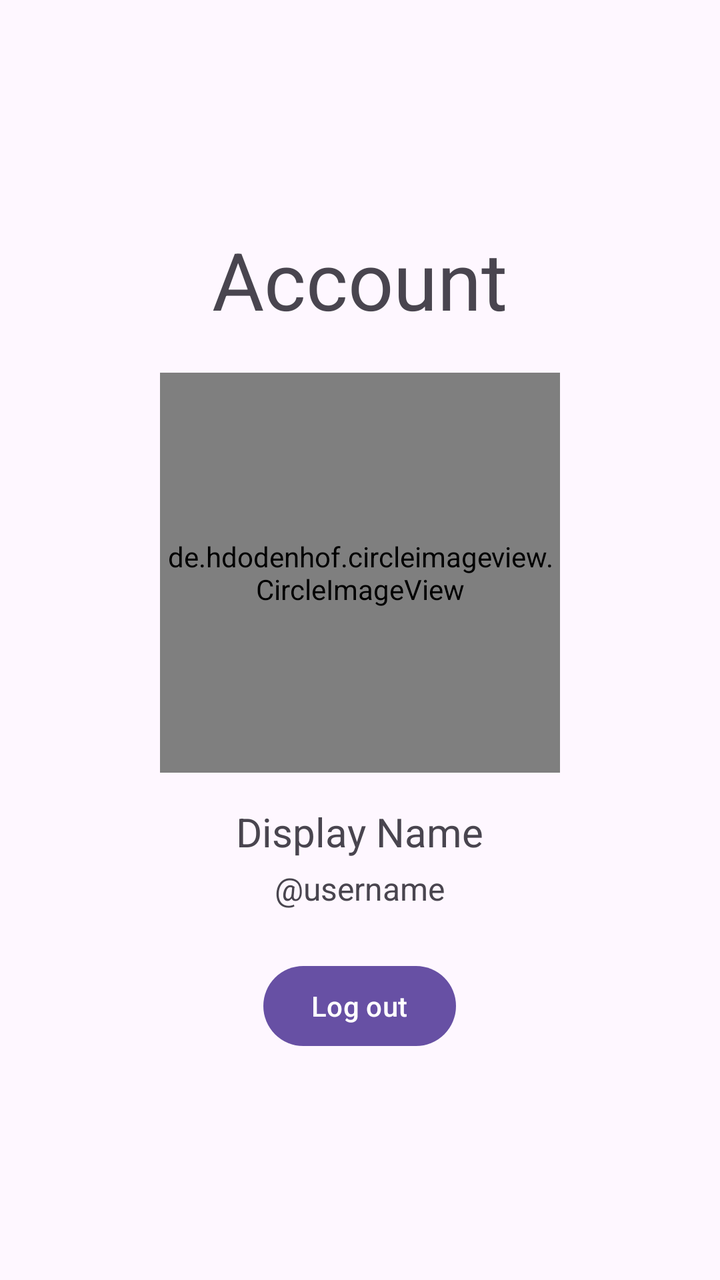
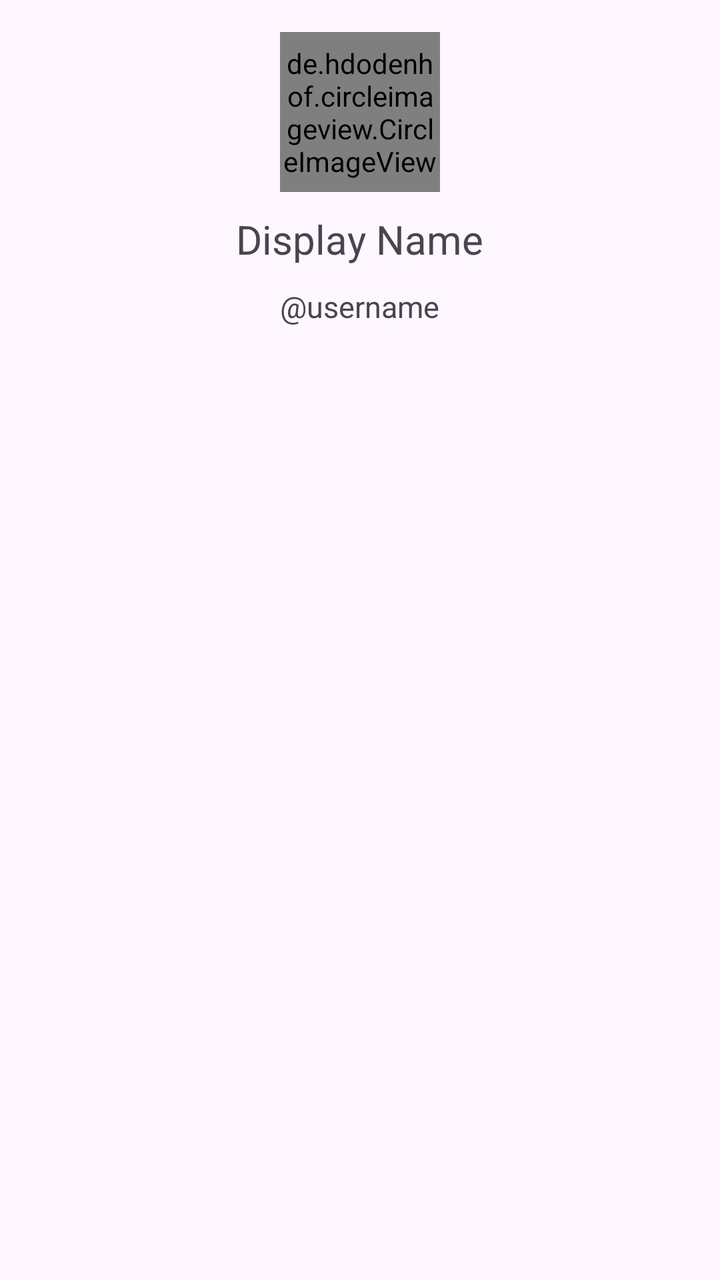

Before-and-after screenshots of an Android layout around one commit, followed by the original layout XML and the change that was made.
<!-- AndroidManifest.xml: application theme Theme.TheApp -->
<!-- res/layout/fragment_profile.xml -->
<?xml version="1.0" encoding="utf-8"?>
<LinearLayout xmlns:android="http://schemas.android.com/apk/res/android"
xmlns:app="http://schemas.android.com/apk/res-auto"
xmlns:tools="http://schemas.android.com/tools"
android:layout_width="match_parent"
android:layout_height="match_parent"
android:orientation="vertical"
android:gravity="center"
android:padding="16dp"
tools:context=".ProfileFragment">

    <TextView
        android:id="@+id/accountText"
        android:layout_width="wrap_content"
        android:layout_height="wrap_content"
        android:text="@string/account"
        android:textSize="40sp"
        android:layout_gravity="center"
        android:paddingBottom="20dp"/>

    <de.hdodenhof.circleimageview.CircleImageView
        android:id="@+id/profilePic"
        app:civ_border_width="4dp"
        android:layout_centerInParent="true"
        android:src="@drawable/mountain"
        app:civ_border_color="#FF000000"
        android:layout_width="200dp"
        android:layout_height="200dp"/>

    <TextView
        android:id="@+id/displayNameText"
        android:layout_width="wrap_content"
        android:layout_height="wrap_content"
        android:text="Display Name"
        android:textSize="20sp"
        android:layout_marginTop="16dp"/>

    <TextView
        android:id="@+id/usernameText"
        android:layout_width="wrap_content"
        android:layout_height="wrap_content"
        android:text="@username"
        android:textSize="16sp"
        android:layout_marginTop="4dp"/>

    <Button
        android:id="@+id/logOutButton"
        android:layout_width="wrap_content"
        android:layout_height="wrap_content"
        android:text="@string/log_out"
        android:layout_marginTop="24dp"/>
</LinearLayout>
<!-- resources referenced by this layout -->
<resources>
  <!-- drawable mountain: jpg bitmap (drawable, 4014 bytes) -->
  <string name="account">Account</string>
  <string name="log_out">Log out</string>
  <style name="Theme.TheApp" parent="Base.Theme.TheApp" />
  <style name="Base.Theme.TheApp" parent="Theme.Material3.DayNight.NoActionBar">
          
          
      </style>
</resources>

<!-- the commit's change to res/layout/fragment_profile.xml (unified diff, before → after) -->
@@ -1,52 +1,48 @@
 <?xml version="1.0" encoding="utf-8"?>
-<LinearLayout xmlns:android="http://schemas.android.com/apk/res/android"
-xmlns:app="http://schemas.android.com/apk/res-auto"
-xmlns:tools="http://schemas.android.com/tools"
-android:layout_width="match_parent"
-android:layout_height="match_parent"
-android:orientation="vertical"
-android:gravity="center"
-android:padding="16dp"
-tools:context=".ProfileFragment">
-
-    <TextView
-        android:id="@+id/accountText"
-        android:layout_width="wrap_content"
-        android:layout_height="wrap_content"
-        android:text="@string/account"
-        android:textSize="40sp"
-        android:layout_gravity="center"
-        android:paddingBottom="20dp"/>
+<LinearLayout
+    xmlns:android="http://schemas.android.com/apk/res/android"
+    xmlns:app="http://schemas.android.com/apk/res-auto"
+    xmlns:tools="http://schemas.android.com/tools"
+    android:layout_width="match_parent"
+    android:layout_height="wrap_content"
+    android:orientation="vertical"
+    android:padding="16dp"
+    tools:context=".ProfileFragment">
 
     <de.hdodenhof.circleimageview.CircleImageView
         android:id="@+id/profilePic"
         app:civ_border_width="4dp"
-        android:layout_centerInParent="true"
+        android:layout_gravity="center"
         android:src="@drawable/mountain"
         app:civ_border_color="#FF000000"
-        android:layout_width="200dp"
-        android:layout_height="200dp"/>
+        android:layout_width="80dp"
+        android:layout_height="80dp"
+        app:layout_constraintTop_toTopOf="parent"
+        app:layout_constraintStart_toStartOf="parent"
+        app:layout_constraintEnd_toEndOf="parent" />
 
     <TextView
         android:id="@+id/displayNameText"
         android:layout_width="wrap_content"
         android:layout_height="wrap_content"
+        android:layout_gravity="center"
         android:text="Display Name"
         android:textSize="20sp"
-        android:layout_marginTop="16dp"/>
+        android:paddingTop="10dp"
+        app:layout_constraintTop_toBottomOf="@id/profilePic"
+        app:layout_constraintStart_toStartOf="parent"
+        app:layout_constraintEnd_toEndOf="parent"/>
 
     <TextView
         android:id="@+id/usernameText"
         android:layout_width="wrap_content"
         android:layout_height="wrap_content"
+        android:layout_gravity="center"
         android:text="@username"
-        android:textSize="16sp"
-        android:layout_marginTop="4dp"/>
+        android:textSize="15sp"
+        android:layout_marginTop="10dp"
+        app:layout_constraintTop_toBottomOf="@id/displayNameText"
+        app:layout_constraintStart_toStartOf="parent"
+        app:layout_constraintEnd_toEndOf="parent"/>
 
-    <Button
-        android:id="@+id/logOutButton"
-        android:layout_width="wrap_content"
-        android:layout_height="wrap_content"
-        android:text="@string/log_out"
-        android:layout_marginTop="24dp"/>
 </LinearLayout>
<!-- resource entries referenced after the edit -->
@@ -1,8 +1,6 @@
 <!-- resources referenced by this layout -->
 <resources>
   <!-- drawable mountain: jpg bitmap (drawable, 4014 bytes) -->
-  <string name="account">Account</string>
-  <string name="log_out">Log out</string>
   <style name="Theme.TheApp" parent="Base.Theme.TheApp" />
   <style name="Base.Theme.TheApp" parent="Theme.Material3.DayNight.NoActionBar">
           
